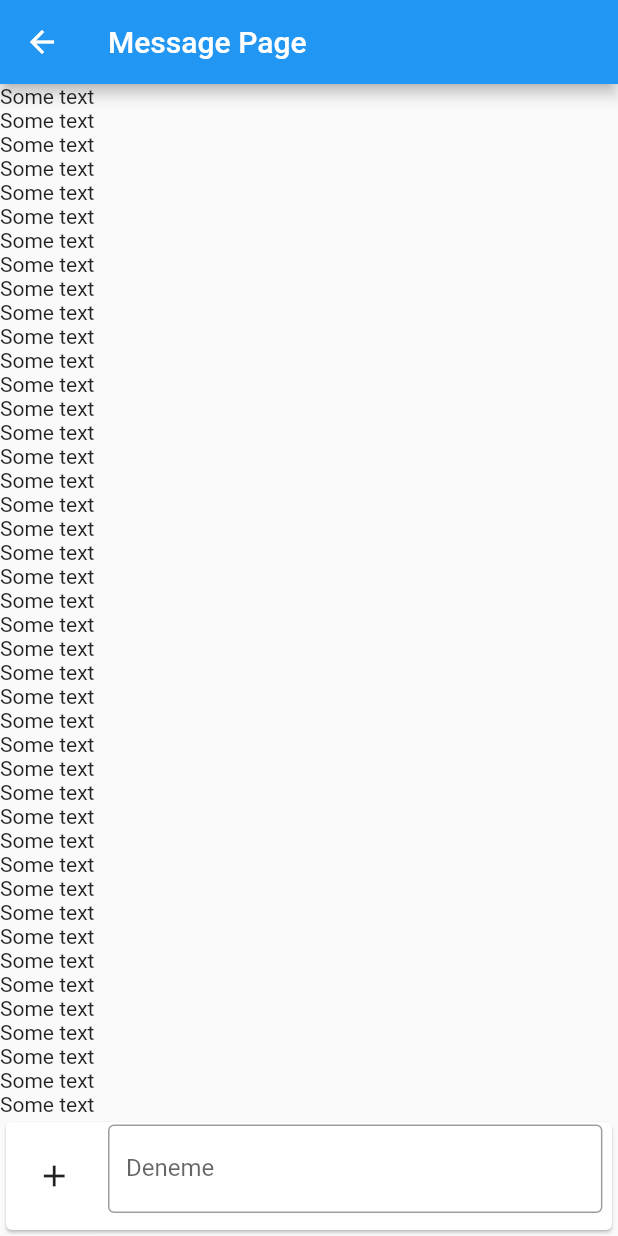
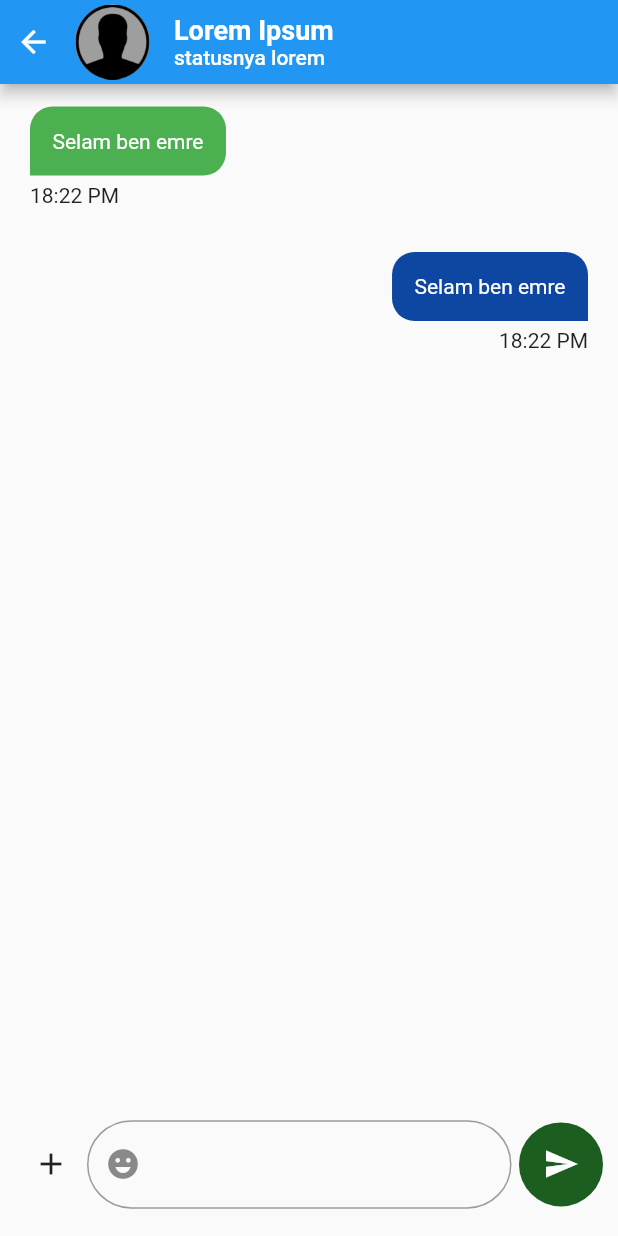
Before and after one commit to emreozturk7/chat_app, a Flutter app: the MessagePage screen opened by its route, on a phone screen of 412 x 824 dp. Run offline on Flutter 3.47's test engine with Material 2 defaults, Android fonts, the phone set to English and light mode, and no system bars; our stand-ins replace firebase_auth, firebase_core, firebase_storage, flutter_spinkit, image_picker; accounts and stored records are empty.

Commit message:
Message Page Updated

```diff
--- a/lib/main.dart
+++ b/lib/main.dart
@@ -2,6 +2,7 @@ import 'package:flutter/material.dart';
 import 'package:firebase_core/firebase_core.dart';
 import 'package:flutter_chat_app/model/my_user.dart';
 import 'package:flutter_chat_app/services/auth.dart';
+import 'package:flutter_chat_app/view/home_page.dart';
 import 'package:flutter_chat_app/view/message_page.dart';
 import 'package:flutter_chat_app/view/wrapper.dart';
 import 'package:provider/provider.dart';
@@ -24,6 +25,7 @@ class Main extends StatelessWidget {
       child: MaterialApp(
         routes: {
           'message_page': (context) => const MessagePage(),
+          'home_page': (context) => const HomePage(),
         },
         home: const Wrapper(),
       ),
--- a/lib/view/message_page.dart
+++ b/lib/view/message_page.dart
@@ -2,6 +2,7 @@ import 'dart:io';
 
 import 'package:firebase_storage/firebase_storage.dart';
 import 'package:flutter/material.dart';
+import 'package:flutter_chat_app/view/home_page.dart';
 import 'package:image_picker/image_picker.dart';
 
 class MessagePage extends StatefulWidget {
@@ -12,63 +13,121 @@ class MessagePage extends StatefulWidget {
 }
 
 class _MessagePageState extends State<MessagePage> {
-  final TextEditingController _controller = TextEditingController();
   File? file;
   @override
   Widget build(BuildContext context) {
     var deviceSize = MediaQuery.of(context).size;
     return Scaffold(
       appBar: AppBar(
-        title: const Text('Message Page'),
+        leadingWidth: 100,
+        leading: InkWell(
+          onTap: () {
+            Navigator.push(
+              context,
+              MaterialPageRoute(
+                builder: (context) => const HomePage(),
               ),
-      body: Center(
-        child: Column(
-          children: <Widget>[
-            Expanded(
-              child: SingleChildScrollView(
-                physics: const ScrollPhysics(),
-                child: ListView.builder(
-                  physics: const NeverScrollableScrollPhysics(),
-                  shrinkWrap: true,
-                  itemCount: 100,
-                  itemBuilder: (context, index) {
-                    return const Text('Some text');
+            );
           },
+          borderRadius: BorderRadius.circular(100),
+          child: Row(
+            mainAxisAlignment: MainAxisAlignment.spaceBetween,
+            children: [
+              const SizedBox(width: 5),
+              const Icon(Icons.arrow_back),
+              const SizedBox(width: 5),
+              CircleAvatar(
+                radius: 25,
+                backgroundColor: Colors.grey,
+                child: Image.asset("assets/images/noimage.png"),
+              ),
+            ],
           ),
         ),
+        title: Column(
+          crossAxisAlignment: CrossAxisAlignment.start,
+          children: const [
+            Text(
+              'Lorem Ipsum',
+              style: TextStyle(
+                fontSize: 18,
+                fontWeight: FontWeight.w600,
               ),
-            SizedBox(
-              height: 80,
-              width: deviceSize.width,
-              child: Card(
+            ),
+            Text(
+              'statusnya lorem',
+              style: TextStyle(
+                fontSize: 14,
+              ),
+            ),
+          ],
+        ),
+        centerTitle: false,
+      ),
+      body: Column(
+        children: [
+          Expanded(
+            child: ListView(
+              children: const [
+                ItemChat(
+                  isSender: false,
+                ),
+                ItemChat(
+                  isSender: true,
+                ),
+              ],
+            ),
+          ),
+          Container(
+            margin: EdgeInsets.only(
+              bottom: MediaQuery.of(context).size.height / 100,
+            ),
+            padding: const EdgeInsets.symmetric(vertical: 10, horizontal: 10),
+            width: MediaQuery.of(context).size.width,
             child: Row(
-                  children: <Widget>[
-                    SizedBox(width: deviceSize.width / 50),
+              mainAxisAlignment: MainAxisAlignment.spaceBetween,
+              children: [
                 IconButton(
                   icon: const Icon(Icons.add),
                   onPressed: () {
                     buildShowModalBottomSheet(context, deviceSize);
                   },
                 ),
-                    SizedBox(width: deviceSize.width / 35),
-                    SizedBox(
-                      width: ((deviceSize.width / 5) * 4),
-                      height: deviceSize.height / 12,
+                Expanded(
+                  child: SizedBox(
                     child: TextField(
-                        controller: _controller,
-                        obscureText: true,
-                        decoration: const InputDecoration(
-                          border: OutlineInputBorder(),
-                          labelText: 'Deneme',
+                      decoration: InputDecoration(
+                        prefixIcon: IconButton(
+                          icon: const Icon(Icons.emoji_emotions),
+                          onPressed: () {},
+                        ),
+                        border: OutlineInputBorder(
+                          borderRadius: BorderRadius.circular(100),
+                        ),
+                      ),
+                    ),
+                  ),
+                ),
+                const SizedBox(width: 5),
+                Material(
+                  borderRadius: BorderRadius.circular(100),
+                  color: Colors.green[900],
+                  child: InkWell(
+                    borderRadius: BorderRadius.circular(100),
+                    onTap: () {},
+                    child: const Padding(
+                      padding: EdgeInsets.all(16),
+                      child: Icon(
+                        Icons.send,
+                        color: Colors.white,
+                      ),
                     ),
                   ),
                 ),
               ],
             ),
           ),
-            ),
         ],
-        ),
       ),
     );
   }
@@ -175,3 +234,51 @@ class _MessagePageState extends State<MessagePage> {
     print(uploadTask);
   }
 }
+
+class ItemChat extends StatelessWidget {
+  const ItemChat({
+    Key? key,
+    required this.isSender,
+  }) : super(key: key);
+  final bool isSender;
+  @override
+  Widget build(BuildContext context) {
+    return Container(
+      padding: const EdgeInsets.symmetric(
+        vertical: 15,
+        horizontal: 20,
+      ),
+      child: Column(
+        crossAxisAlignment:
+            isSender ? CrossAxisAlignment.end : CrossAxisAlignment.start,
+        children: [
+          Container(
+            decoration: BoxDecoration(
+              color: isSender ? Colors.blue[900] : Colors.green,
+              borderRadius: BorderRadius.only(
+                topLeft: const Radius.circular(15),
+                topRight: const Radius.circular(15),
+                bottomLeft: isSender
+                    ? const Radius.circular(15)
+                    : const Radius.circular(0),
+                bottomRight: isSender
+                    ? const Radius.circular(0)
+                    : const Radius.circular(15),
+              ),
+            ),
+            padding: const EdgeInsets.all(15),
+            child: const Text(
+              'Selam ben emre',
+              style: TextStyle(
+                color: Colors.white,
+              ),
+            ),
+          ),
+          const SizedBox(height: 5),
+          const Text('18:22 PM'),
+        ],
+      ),
+      alignment: isSender ? Alignment.centerRight : Alignment.centerLeft,
+    );
+  }
+}
--- a/pubspec.yaml
+++ b/pubspec.yaml
@@ -69,8 +69,8 @@ flutter:
   uses-material-design: true
 
   # To add assets to your application, add an assets section, like this:
-  # assets:
-  #   - images/a_dot_burr.jpeg
+  assets:
+    - assets/images/noimage.png
   #   - images/a_dot_ham.jpeg
 
   # An image asset can refer to one or more resolution-specific "variants", see
```
Also changed, not shown: assets/images/noimage.png (added). Lines whose indentation alone changed are shown as unchanged.
